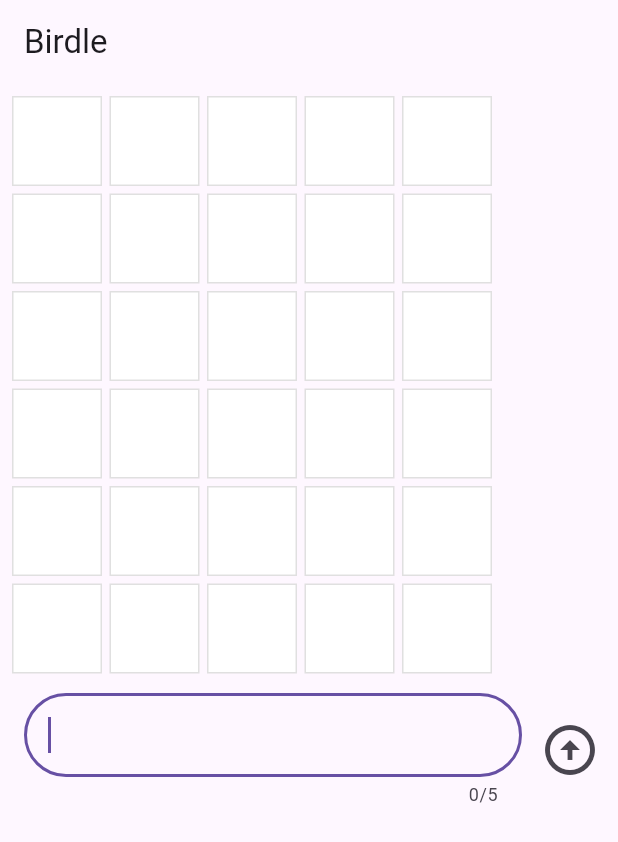
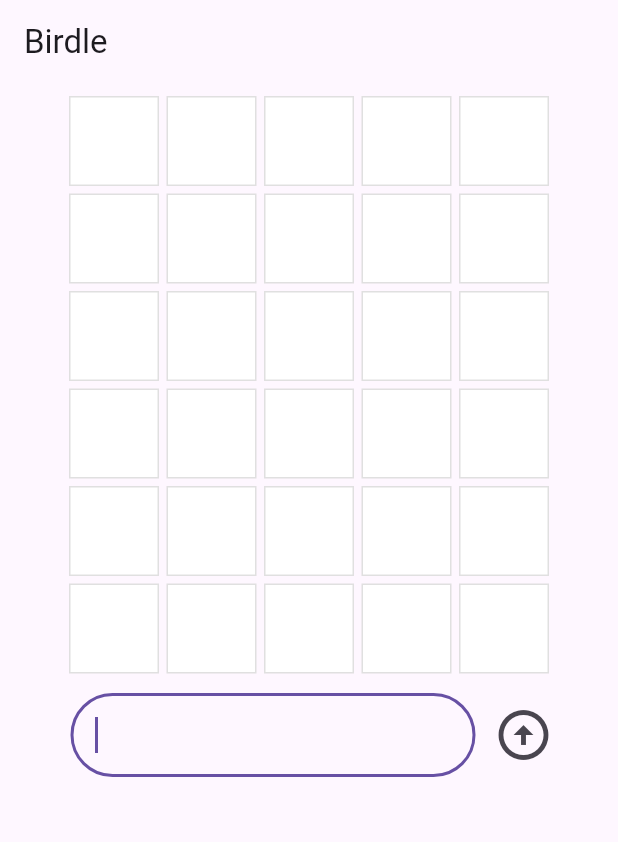
Before and after one commit to lehani1/birdle-flutter, a Flutter app: the screen it shows after launch, on a phone screen of 412 x 824 dp. Shown: the top 842 px of the screen. Run offline on Flutter 3.47's test engine with Material 3 defaults, Android fonts, the phone set to English and light mode, and no system bars.

Commit message:
Updated centering

```diff
--- a/lib/main.dart
+++ b/lib/main.dart
@@ -64,13 +64,17 @@ class _GamePageState extends State<GamePage> {
   final Game _game = Game();
   @override
   Widget build(BuildContext context) {
-    return Padding(
-      padding: EdgeInsets.all(8.0),
+    return Center(
+      child: ConstrainedBox(
+        constraints: const BoxConstraints(maxWidth: 350.0),
+        child: Padding(
+          padding: const EdgeInsets.all(8.0),
           child: Column(
             spacing: 5.0,
             children: [
               for (final guess in _game.guesses)
                 Row(
+                  mainAxisAlignment: MainAxisAlignment.center,
                   spacing: 5.0,
                   children: [
                     for (final letter in guess) Tile(letter.char, letter.type),
@@ -91,6 +95,8 @@ class _GamePageState extends State<GamePage> {
                 },
               ),
             ],
+          ),
+        ),
       ),
     );
   }
@@ -121,6 +127,7 @@ class GuessInput extends StatelessWidget {
             child: TextField(
               maxLength: 5,
               decoration: InputDecoration(
+                counterText: "",
                 border: OutlineInputBorder(
                   borderRadius: BorderRadius.all(Radius.circular(35)),
                 ),
```
Also changed, not shown: 2 other files. Lines whose indentation alone changed are shown as unchanged.
